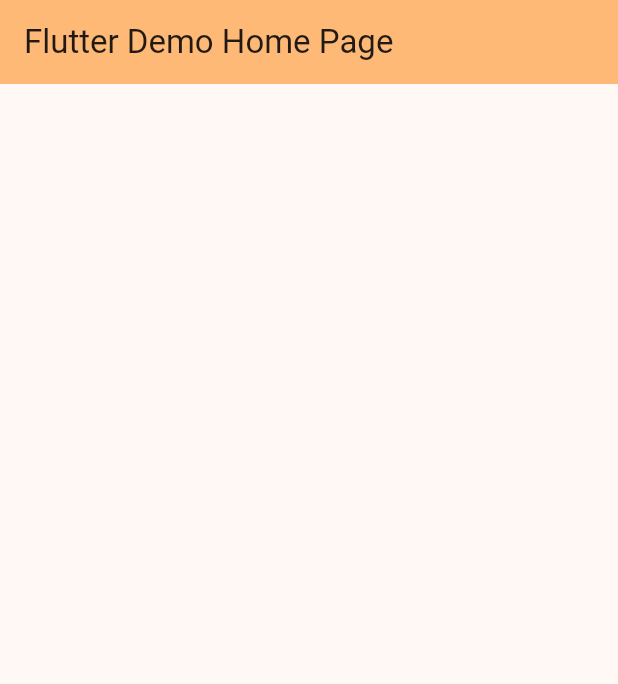
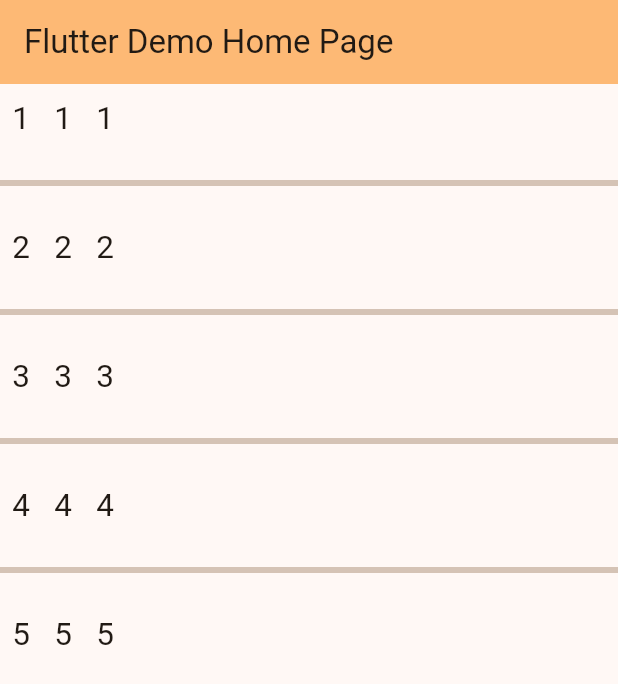
Before and after one commit to Vermasaiyam/my_app, a Flutter app: the screen it shows after launch, on a phone screen of 412 x 824 dp. Shown: the top 684 px of the screen. Run offline on Flutter 3.47's test engine with Material 3 defaults, Android fonts, the phone set to English and light mode, and no system bars.

```diff
--- a/lib/main.dart
+++ b/lib/main.dart
@@ -33,13 +33,69 @@ class _MyHomePageState extends State<MyHomePage> {
 
   @override
   Widget build(BuildContext context) {
+
+    var arrNames = ['1', '2', '3', '4', '5'];
+
     return Scaffold(
       appBar: AppBar(
         backgroundColor: Theme.of(context).colorScheme.inversePrimary,
         title: Text(widget.title),
       ),
 
+      // Listview
 
+      body: ListView.separated(itemBuilder: (context, index) {
+        return Row(
+          children: [
+            Padding(
+              padding: const EdgeInsets.all(8.0),
+              child: Text(arrNames[index], style: TextStyle(fontSize: 21),),
+            ),
+            Padding(
+              padding: const EdgeInsets.all(8.0),
+              child: Text(arrNames[index], style: TextStyle(fontSize: 21),),
+            ),
+            Padding(
+              padding: const EdgeInsets.all(8.0),
+              child: Text(arrNames[index], style: TextStyle(fontSize: 21),),
+            ),
+          ],
+        );
+      },
+        itemCount: arrNames.length,
+        // reverse: true,
+        separatorBuilder: (context, index){
+          return Divider(height: 40, thickness: 4,);
+        },
+        // scrollDirection: Axis.horizontal,
+      ),
+
+      // body: ListView(
+      //   scrollDirection: Axis.horizontal,
+      //   reverse: true,
+      //   children: [
+      //     Padding(
+      //       padding: const EdgeInsets.all(8.0),
+      //       child: Text("One", style: TextStyle(fontSize: 21, fontWeight: FontWeight.bold),),
+      //     ),
+      //     Padding(
+      //       padding: const EdgeInsets.all(8.0),
+      //       child: Text("Two", style: TextStyle(fontSize: 21, fontWeight: FontWeight.bold),),
+      //     ),
+      //     Padding(
+      //       padding: const EdgeInsets.all(8.0),
+      //       child: Text("3", style: TextStyle(fontSize: 21, fontWeight: FontWeight.bold),),
+      //     ),
+      //     Padding(
+      //       padding: const EdgeInsets.all(8.0),
+      //       child: Text("4", style: TextStyle(fontSize: 21, fontWeight: FontWeight.bold),),
+      //     ),
+      //     Padding(
+      //       padding: const EdgeInsets.all(8.0),
+      //       child: Text("5", style: TextStyle(fontSize: 21, fontWeight: FontWeight.bold),),
+      //     ),
+      //   ],
+      // ),
 
 
 
```
